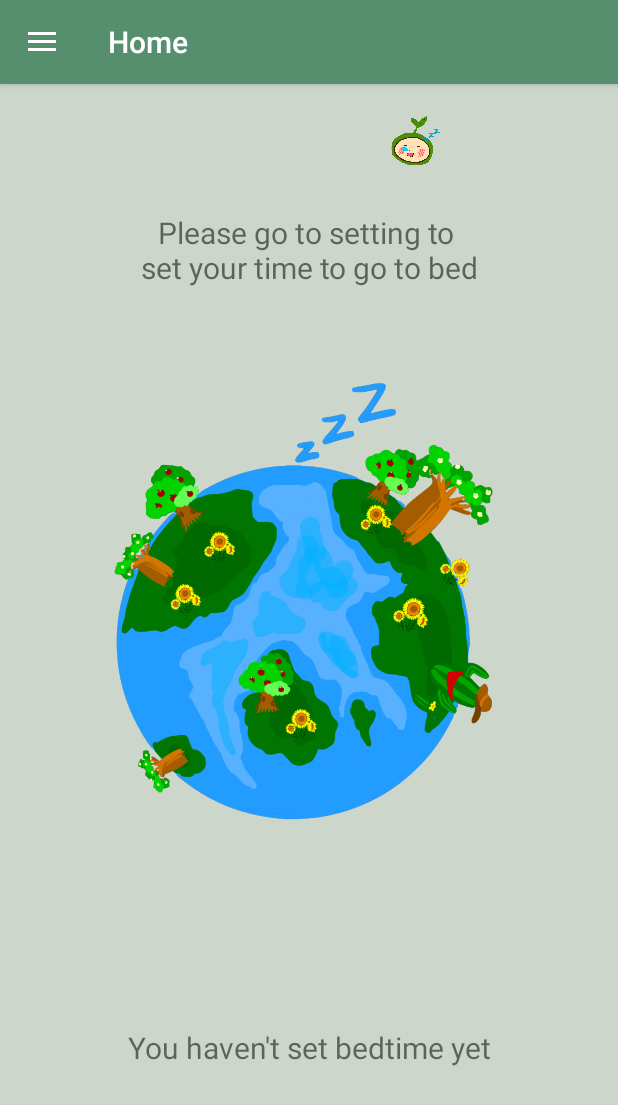
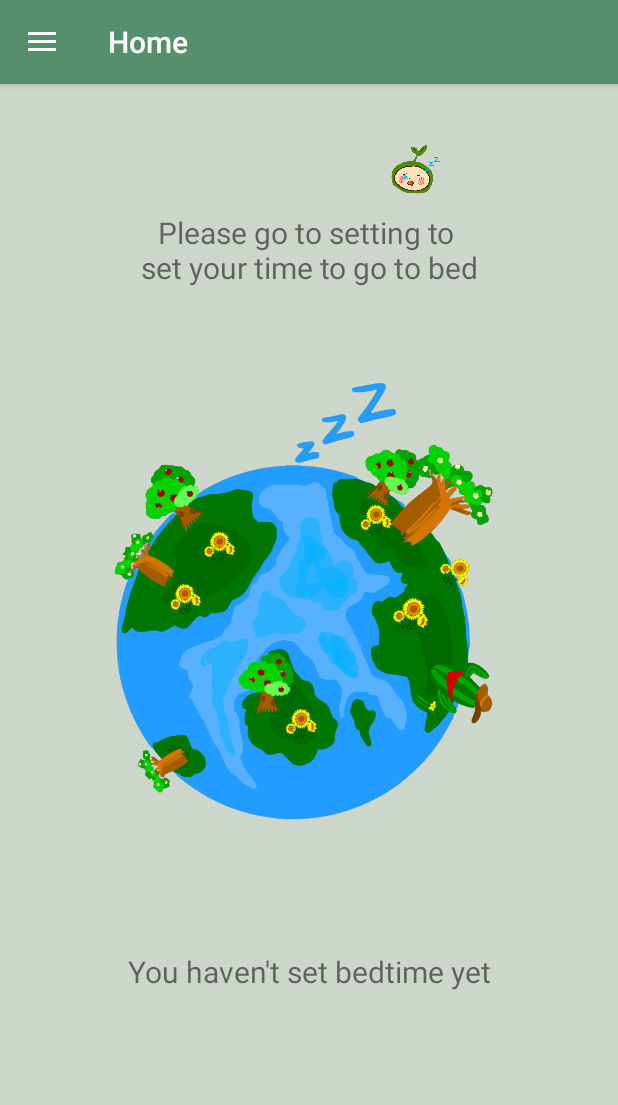
Before and after one commit to damonchen6886/Sleep-Forest, an Android app: the screen it shows after launch (MainActivity), on a phone screen of 412 x 824 dp. Shown: the top 1105 px of the screen. Run offline under Robolectric (Android 15) with nearby library versions, the phone set to English and light mode, and no system bars; our stand-ins replace Room's generated code, navigation-ui.

Commit message:
coin icon on home

```diff
--- a/app/src/main/res/layout/fragment_home.xml
+++ b/app/src/main/res/layout/fragment_home.xml
@@ -49,14 +49,13 @@
         android:id="@+id/imageView7"
         android:layout_width="48dp"
         android:layout_height="0dp"
-        android:layout_marginTop="3dp"
-        android:layout_marginBottom="557dp"
-        app:layout_constraintBottom_toTopOf="@+id/bedtimeNotice"
+        android:layout_marginBottom="50dp"
+        app:layout_constraintBottom_toTopOf="@+id/imageViewMain"
         app:layout_constraintEnd_toStartOf="@+id/getCoins"
         app:layout_constraintHorizontal_bias="1.0"
         app:layout_constraintStart_toStartOf="parent"
         app:layout_constraintTop_toTopOf="parent"
-        app:layout_constraintVertical_bias="0.005"
+        app:layout_constraintVertical_bias="1.0"
         app:srcCompat="@drawable/sleep_coin" />
 
     <TextView
@@ -70,6 +69,6 @@
         app:layout_constraintBottom_toBottomOf="parent"
         app:layout_constraintEnd_toEndOf="parent"
         app:layout_constraintStart_toStartOf="parent"
-        app:layout_constraintTop_toBottomOf="@+id/imageView7" />
+        app:layout_constraintTop_toBottomOf="@+id/imageViewMain" />
 
 </androidx.constraintlayout.widget.ConstraintLayout>
```
